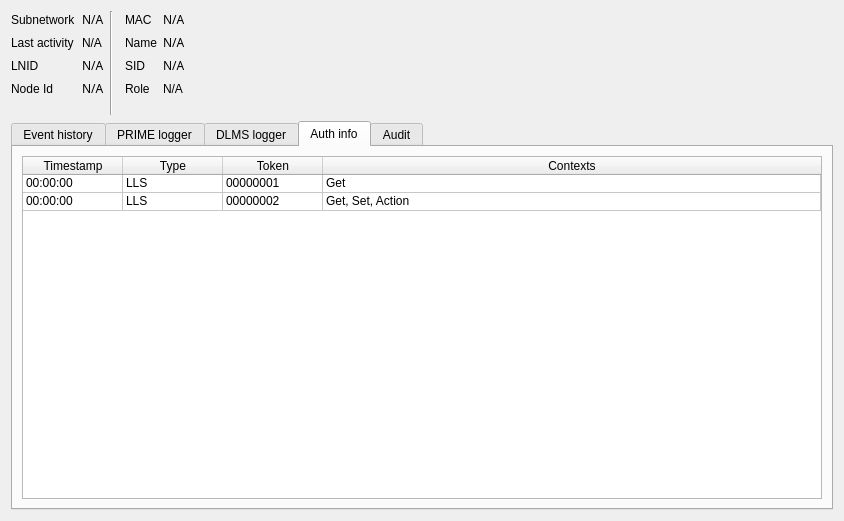
Above: Forms/MeterUI.ui from TarlogicSecurity/PLCTool before the change. Below: the same form after it.
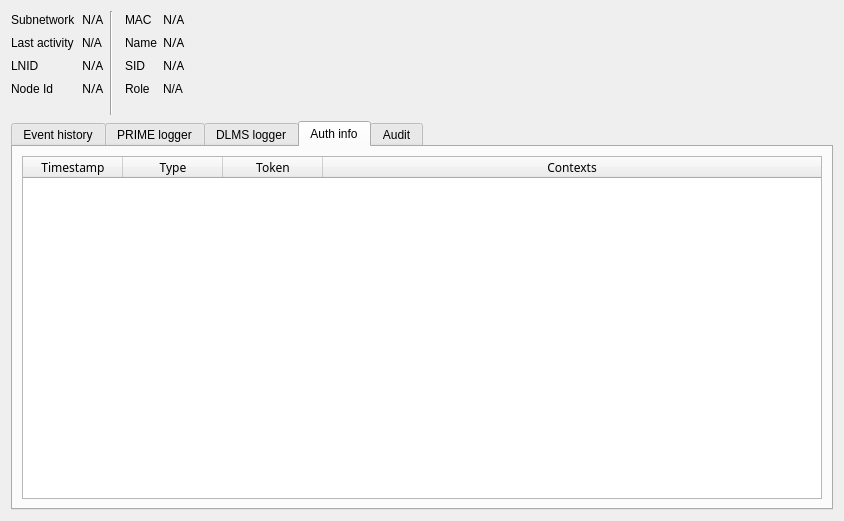
That is the form after the change. The open tabs and pages were chosen to show the change.

Commit message: Implement credential subview in meter UI

The edit to the form file:
```diff
--- a/Forms/MeterUI.ui
+++ b/Forms/MeterUI.ui
@@ -319,7 +319,18 @@
       </attribute>
       <layout class="QGridLayout" name="gridLayout_2">
        <item row="0" column="0">
-        <widget class="QTableWidget" name="tableWidget">
+        <widget class="QTableWidget" name="credTableWidget">
+         <property name="font">
+          <font>
+           <family>Cascadia Code PL</family>
+          </font>
+         </property>
+         <property name="selectionMode">
+          <enum>QAbstractItemView::SingleSelection</enum>
+         </property>
+         <property name="selectionBehavior">
+          <enum>QAbstractItemView::SelectRows</enum>
+         </property>
          <attribute name="horizontalHeaderStretchLastSection">
           <bool>true</bool>
          </attribute>
@@ -329,16 +340,6 @@
          <attribute name="verticalHeaderDefaultSectionSize">
           <number>16</number>
          </attribute>
-         <row>
-          <property name="text">
-           <string>1</string>
-          </property>
-         </row>
-         <row>
-          <property name="text">
-           <string>2</string>
-          </property>
-         </row>
          <column>
           <property name="text">
            <string>Timestamp</string>
@@ -359,46 +360,6 @@
            <string>Contexts</string>
           </property>
          </column>
-         <item row="0" column="0">
-          <property name="text">
-           <string>00:00:00</string>
-          </property>
-         </item>
-         <item row="0" column="1">
-          <property name="text">
-           <string>LLS</string>
-          </property>
-         </item>
-         <item row="0" column="2">
-          <property name="text">
-           <string>00000001</string>
-          </property>
-         </item>
-         <item row="0" column="3">
-          <property name="text">
-           <string>Get</string>
-          </property>
-         </item>
-         <item row="1" column="0">
-          <property name="text">
-           <string>00:00:00</string>
-          </property>
-         </item>
-         <item row="1" column="1">
-          <property name="text">
-           <string>LLS</string>
-          </property>
-         </item>
-         <item row="1" column="2">
-          <property name="text">
-           <string>00000002</string>
-          </property>
-         </item>
-         <item row="1" column="3">
-          <property name="text">
-           <string>Get, Set, Action</string>
-          </property>
-         </item>
         </widget>
        </item>
       </layout>
```
The commit also changes 11 other files.
